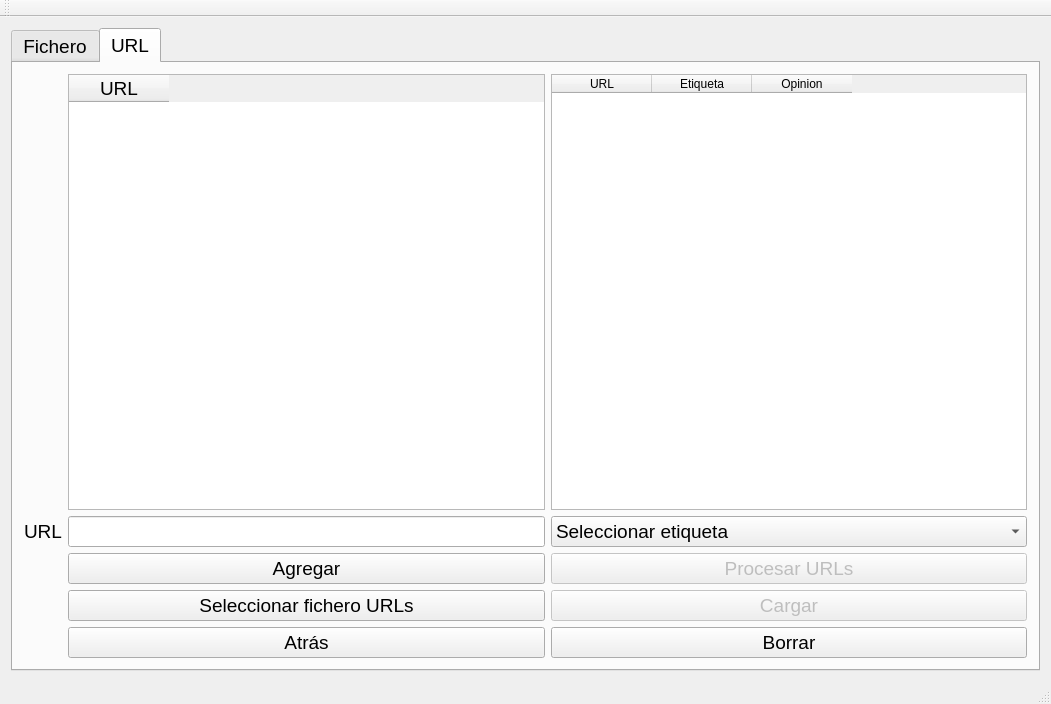
This is Interfaces/UI/view_load_files.ui in adrianvillanueva997/computation_lab_2 as Qt 5 draws it before an edit. The edited form follows.
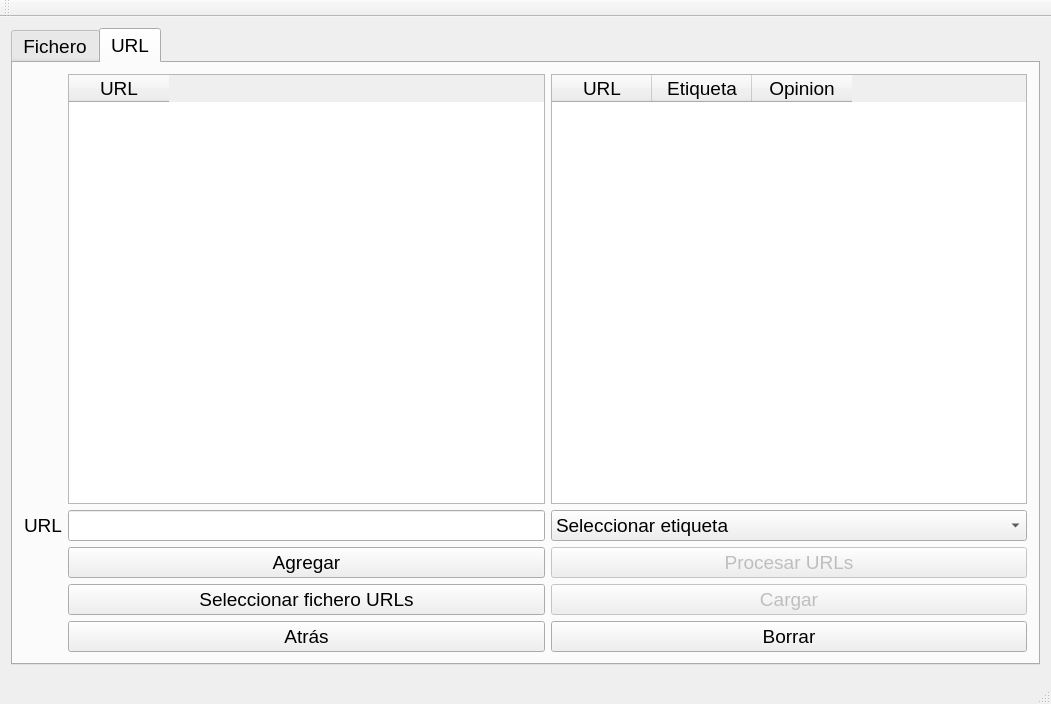
This is the edited form.

```diff
--- a/Interfaces/UI/view_load_files.ui
+++ b/Interfaces/UI/view_load_files.ui
@@ -10,6 +10,11 @@
                 <height>704</height>
             </rect>
         </property>
+  <property name="font">
+   <font>
+    <pointsize>14</pointsize>
+   </font>
+  </property>
         <property name="windowTitle">
             <string>Cargar Opiniones</string>
         </property>
@@ -141,6 +146,11 @@
                             <layout class="QGridLayout" name="gridLayout_2">
                                 <item row="1" column="2">
                                     <widget class="QTableWidget" name="URL_review_tableWidget">
+          <property name="font">
+           <font>
+            <pointsize>14</pointsize>
+           </font>
+          </property>
                                         <column>
                                             <property name="text">
                                                 <string>URL</string>
@@ -212,6 +222,11 @@
                                 </item>
                                 <item row="1" column="1">
                                     <widget class="QTableWidget" name="URL_tableWidget">
+          <property name="font">
+           <font>
+            <pointsize>14</pointsize>
+           </font>
+          </property>
                                         <column>
                                             <property name="text">
                                                 <string>URL</string>
```
Left out of the diff: 7 changed lines with no effect on the pictures. Lines whose indentation alone changed are shown as unchanged.
